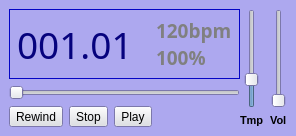
Qt form mscore/mscore/playpanel.ui (musescore/musescore-old) before a commit.
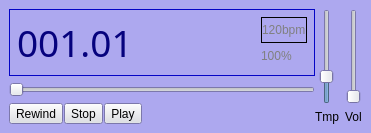
The same form after that commit. Icons and pictures are not drawn.

```diff
--- a/mscore/mscore/playpanel.ui
+++ b/mscore/mscore/playpanel.ui
@@ -5,14 +5,12 @@
    <rect>
     <x>0</x>
     <y>0</y>
-    <width>296</width>
-    <height>128</height>
+    <width>371</width>
+    <height>129</height>
    </rect>
   </property>
   <property name="sizePolicy" >
-   <sizepolicy>
-    <hsizetype>7</hsizetype>
-    <vsizetype>7</vsizetype>
+   <sizepolicy vsizetype="Expanding" hsizetype="Expanding" >
     <horstretch>0</horstretch>
     <verstretch>0</verstretch>
    </sizepolicy>
@@ -507,9 +505,7 @@
      <item>
       <widget class="QFrame" name="frame" >
        <property name="sizePolicy" >
-        <sizepolicy>
-         <hsizetype>7</hsizetype>
-         <vsizetype>7</vsizetype>
+        <sizepolicy vsizetype="Expanding" hsizetype="Expanding" >
          <horstretch>0</horstretch>
          <verstretch>0</verstretch>
         </sizepolicy>
@@ -1005,9 +1001,7 @@
         <item>
          <widget class="QLabel" name="posLabel" >
           <property name="sizePolicy" >
-           <sizepolicy>
-            <hsizetype>7</hsizetype>
-            <vsizetype>7</vsizetype>
+           <sizepolicy vsizetype="Expanding" hsizetype="Expanding" >
             <horstretch>0</horstretch>
             <verstretch>0</verstretch>
            </sizepolicy>
@@ -1483,13 +1477,8 @@
           </property>
           <property name="font" >
            <font>
-            <family>Arial Black</family>
+            <family>Arial black</family>
             <pointsize>28</pointsize>
-            <weight>50</weight>
-            <italic>false</italic>
-            <bold>false</bold>
-            <underline>false</underline>
-            <strikeout>false</strikeout>
            </font>
           </property>
           <property name="autoFillBackground" >
@@ -1498,12 +1487,6 @@
           <property name="text" >
            <string>001.01</string>
           </property>
-          <property name="textFormat" >
-           <enum>Qt::PlainText</enum>
-          </property>
-          <property name="scaledContents" >
-           <bool>true</bool>
-          </property>
           <property name="margin" >
            <number>0</number>
           </property>
@@ -1523,9 +1506,7 @@
           <item>
            <widget class="QLabel" name="tempoLabel" >
             <property name="sizePolicy" >
-             <sizepolicy>
-              <hsizetype>5</hsizetype>
-              <vsizetype>7</vsizetype>
+             <sizepolicy vsizetype="Expanding" hsizetype="Preferred" >
               <horstretch>0</horstretch>
               <verstretch>0</verstretch>
              </sizepolicy>
@@ -2000,24 +1981,13 @@
              </palette>
             </property>
             <property name="font" >
-             <font>
-              <family>Arial Black</family>
-              <pointsize>14</pointsize>
-              <weight>75</weight>
-              <italic>false</italic>
-              <bold>true</bold>
-              <underline>false</underline>
-              <strikeout>false</strikeout>
-             </font>
+             <font/>
             </property>
             <property name="autoFillBackground" >
              <bool>false</bool>
             </property>
             <property name="frameShape" >
-             <enum>QFrame::NoFrame</enum>
-            </property>
-            <property name="frameShadow" >
-             <enum>QFrame::Sunken</enum>
+             <enum>QFrame::StyledPanel</enum>
             </property>
             <property name="lineWidth" >
              <number>2</number>
@@ -2045,9 +2015,7 @@
           <item>
            <widget class="QLabel" name="relTempo" >
             <property name="sizePolicy" >
-             <sizepolicy>
-              <hsizetype>5</hsizetype>
-              <vsizetype>7</vsizetype>
+             <sizepolicy vsizetype="Expanding" hsizetype="Preferred" >
               <horstretch>0</horstretch>
               <verstretch>0</verstretch>
              </sizepolicy>
@@ -2522,15 +2490,7 @@
              </palette>
             </property>
             <property name="font" >
-             <font>
-              <family>Arial Black</family>
-              <pointsize>14</pointsize>
-              <weight>75</weight>
-              <italic>false</italic>
-              <bold>true</bold>
-              <underline>false</underline>
-              <strikeout>false</strikeout>
-             </font>
+             <font/>
             </property>
             <property name="autoFillBackground" >
              <bool>false</bool>
@@ -2570,7 +2530,19 @@
         <number>0</number>
        </property>
        <property name="spacing" >
-        <number>6</number>
+        <number>1</number>
+       </property>
+       <property name="leftMargin" >
+        <number>0</number>
+       </property>
+       <property name="topMargin" >
+        <number>0</number>
+       </property>
+       <property name="rightMargin" >
+        <number>0</number>
+       </property>
+       <property name="bottomMargin" >
+        <number>0</number>
        </property>
        <item>
         <widget class="QToolButton" name="rewindButton" >
@@ -2630,29 +2602,31 @@
      <property name="margin" >
       <number>0</number>
      </property>
-     <property name="spacing" >
+     <property name="topMargin" >
+      <number>0</number>
+     </property>
+     <property name="rightMargin" >
+      <number>0</number>
+     </property>
+     <property name="bottomMargin" >
+      <number>0</number>
+     </property>
+     <property name="horizontalSpacing" >
+      <number>6</number>
+     </property>
+     <property name="verticalSpacing" >
       <number>6</number>
      </property>
      <item row="1" column="1" >
       <widget class="QLabel" name="label_4" >
        <property name="sizePolicy" >
-        <sizepolicy>
-         <hsizetype>0</hsizetype>
-         <vsizetype>5</vsizetype>
+        <sizepolicy vsizetype="Preferred" hsizetype="Fixed" >
          <horstretch>0</horstretch>
          <verstretch>0</verstretch>
         </sizepolicy>
        </property>
        <property name="font" >
-        <font>
-         <family>Arial</family>
-         <pointsize>8</pointsize>
-         <weight>75</weight>
-         <italic>false</italic>
-         <bold>true</bold>
-         <underline>false</underline>
-         <strikeout>false</strikeout>
-        </font>
+        <font/>
        </property>
        <property name="text" >
         <string>Vol</string>
@@ -2665,9 +2639,7 @@
      <item row="0" column="1" >
       <widget class="QSlider" name="volumeSlider" >
        <property name="sizePolicy" >
-        <sizepolicy>
-         <hsizetype>5</hsizetype>
-         <vsizetype>7</vsizetype>
+        <sizepolicy vsizetype="Expanding" hsizetype="Preferred" >
          <horstretch>0</horstretch>
          <verstretch>0</verstretch>
         </sizepolicy>
@@ -2686,9 +2658,7 @@
      <item row="0" column="0" >
       <widget class="QSlider" name="tempoSlider" >
        <property name="sizePolicy" >
-        <sizepolicy>
-         <hsizetype>5</hsizetype>
-         <vsizetype>7</vsizetype>
+        <sizepolicy vsizetype="Expanding" hsizetype="Preferred" >
          <horstretch>0</horstretch>
          <verstretch>0</verstretch>
         </sizepolicy>
@@ -2713,23 +2683,13 @@
      <item row="1" column="0" >
       <widget class="QLabel" name="label_3" >
        <property name="sizePolicy" >
-        <sizepolicy>
-         <hsizetype>0</hsizetype>
-         <vsizetype>5</vsizetype>
+        <sizepolicy vsizetype="Preferred" hsizetype="Fixed" >
          <horstretch>0</horstretch>
          <verstretch>0</verstretch>
         </sizepolicy>
        </property>
        <property name="font" >
-        <font>
-         <family>Arial</family>
-         <pointsize>8</pointsize>
-         <weight>75</weight>
-         <italic>false</italic>
-         <bold>true</bold>
-         <underline>false</underline>
-         <strikeout>false</strikeout>
-        </font>
+        <font/>
        </property>
        <property name="text" >
         <string>Tmp</string>
```
Left out of the diff: 68 changed lines with no effect on the pictures.
